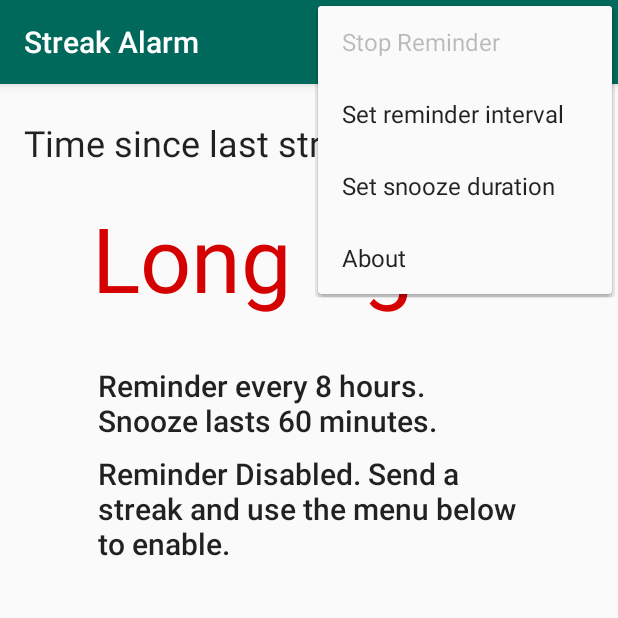
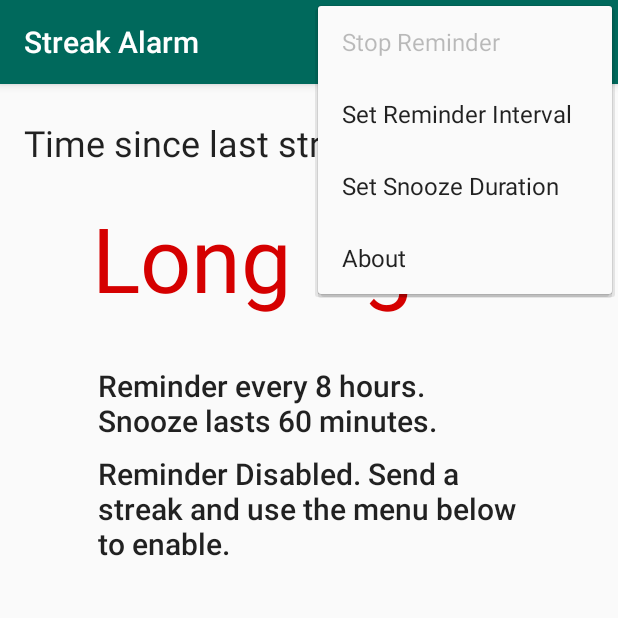
Before and after one commit to fei0316/snapstreak-alarm, an Android app: the screen it shows after launch (MainActivity), with the options menu open, on a phone screen of 412 x 824 dp, the top half of it. Run offline under Robolectric (Android 15) with nearby library versions, the light colour scheme and no system bars; libraries missing offline, so code that uses them is left out: com.github.clans.fab, com.github.stephenvinouze.materialnumberpickercore, uk.co.samuelwall; plain views replace FloatingActionButton, FloatingActionMenu; 9 statements that could not run were skipped.

Commit message:
Release 1.1.4 - Bugfixes

```diff
--- a/app/build.gradle
+++ b/app/build.gradle
@@ -6,8 +6,8 @@ android {
         applicationId "com.iatfei.streakalarm"
         minSdkVersion 21
         targetSdkVersion 28
-        versionCode 16
-        versionName "1.1.3"
+        versionCode 17
+        versionName "1.1.4"
         testInstrumentationRunner "androidx.test.runner.AndroidJUnitRunner"
     }
 
--- a/app/src/main/java/com/iatfei/streakalarm/NewAboutActivity.java
+++ b/app/src/main/java/com/iatfei/streakalarm/NewAboutActivity.java
@@ -24,6 +24,7 @@ import android.content.Intent;
 import android.content.pm.PackageManager;
 import android.content.pm.ResolveInfo;
 import android.net.Uri;
+import android.os.Build;
 import android.os.Bundle;
 import androidx.preference.Preference;
 import androidx.preference.PreferenceFragmentCompat;
@@ -70,8 +71,9 @@ public class NewAboutActivity extends AppCompatActivity {
         @Override
         public void onCreatePreferences(Bundle bundle, String s) {
             addPreferencesFromResource(R.xml.about);
+            String version = BuildConfig.VERSION_NAME + "-" + BuildConfig.FLAVOR + " v" + BuildConfig.VERSION_CODE;
             Preference ver = findPreference("edit_text_preference_2");
-            Objects.requireNonNull(ver).setSummary(BuildConfig.VERSION_NAME);
+            Objects.requireNonNull(ver).setSummary(version);
             Preference license = findPreference("edit_text_preference_6");
             Objects.requireNonNull(license).setIntent(new Intent(getActivity(),OpenSourceActivity.class));
 
--- a/app/src/main/res/layout/activity_main.xml
+++ b/app/src/main/res/layout/activity_main.xml
@@ -8,7 +8,7 @@
     android:layout_height="match_parent"
     tools:context=".MainActivity">
 
-    <com.google.android.material.appbar.AppBarLayout
+        <com.google.android.material.appbar.AppBarLayout
         xmlns:android="http://schemas.android.com/apk/res/android"
         xmlns:app="http://schemas.android.com/apk/res-auto"
         android:id="@+id/app_bar"
--- a/app/src/main/res/menu/main_menu.xml
+++ b/app/src/main/res/menu/main_menu.xml
@@ -4,25 +4,18 @@
 
     <item
         android:id="@+id/menu_stopalarm"
-        android:checkable="false"
-        android:title="@string/menu_cancel" />
+        android:title="@string/menu_cancel"
+        android:textSize="18sp"/>
     <item
         android:id="@+id/menu_setinterval"
-        android:title="@string/menu_remindinterval" />
+        android:title="@string/menu_remindinterval"
+        android:textSize="18sp" />
     <item
         android:id="@+id/menu_snooze"
-        android:title="@string/menu_snooze" />
+        android:title="@string/menu_snooze"
+        android:textSize="18sp" />
     <item
         android:id="@+id/about"
-        android:title="@string/title_activity_about" />
-    <!--<item android:title="Ðébúg">
-        <menu>
-            <item
-                android:id="@+id/debug_1"
-                android:title="§þá®þ §é®ví©é" />
-            <item
-                android:id="@+id/debug_2"
-                android:title="§þóö §é®ví©é" />
-        </menu>
-    </item>-->
+        android:title="@string/title_activity_about"
+        android:textSize="18sp" />
 </menu>
--- a/app/src/main/res/values/strings.xml
+++ b/app/src/main/res/values/strings.xml
@@ -15,7 +15,7 @@
     <string name="restart" translatable="false">The past is in the past.</string>
     <string name="menu_justnow">Sent streak just now</string>
     <string name="menu_customtime">Sent streak some time earlier</string>
-    <string name="menu_remindinterval">Set reminder interval</string>
+    <string name="menu_remindinterval">Set Reminder Interval</string>
     <string name="menu_opensnapchat">Open Snapchat</string>
     <string name="nosnapapp">Snapchat not installed!</string>
     <string name="snapbefore_title">How long ago? (as shown on Snapchat)</string>
@@ -96,7 +96,7 @@
     <string name="main_long_ago">Long ago…</string>
     <string name="main_new">Unknown</string>
     <string name="notif_snooze">Snooze</string>
-    <string name="menu_snooze">Set snooze duration</string>
+    <string name="menu_snooze">Set Snooze Duration</string>
     <string name="snooze_length_title">How long should snooze last (in minutes)?</string>
     <string name="snooze_set">Your reminder will be deferred for %1$d minutes when you press the Snooze button.</string>
 </resources>
```
Also changed, not shown: app/src/main/java/com/iatfei/streakalarm/OpenSourceActivity.java (+13 -0 lines).
